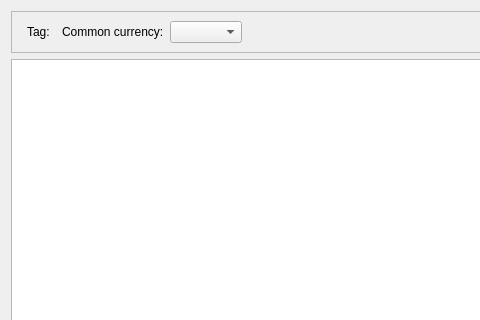
First picture: the form in jal/ui/reports/tag_report.ui, repository titov-vv/jal, before the edit; both pictures show x 0 to 480 and y 0 to 320 of the 767 by 408 pixel window.
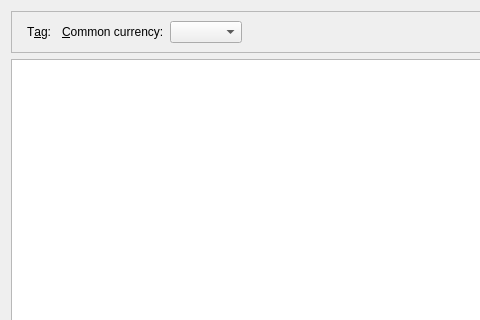
Second picture: the form after the edit. Custom widgets are drawn as their Qt base class.

```diff
--- a/jal/ui/reports/tag_report.ui
+++ b/jal/ui/reports/tag_report.ui
@@ -55,7 +55,7 @@
       <item row="0" column="2">
        <widget class="QLabel" name="ReportTagLbl">
         <property name="text">
-         <string>Tag:</string>
+         <string>T&amp;ag:</string>
         </property>
         <property name="buddy">
          <cstring>ReportTagEdit</cstring>
@@ -65,7 +65,7 @@
       <item row="0" column="5">
        <widget class="QLabel" name="TotalCurrencyLbl">
         <property name="text">
-         <string>Common currency:</string>
+         <string>&amp;Common currency:</string>
         </property>
         <property name="buddy">
          <cstring>TotalCurrencyCombo</cstring>
```
